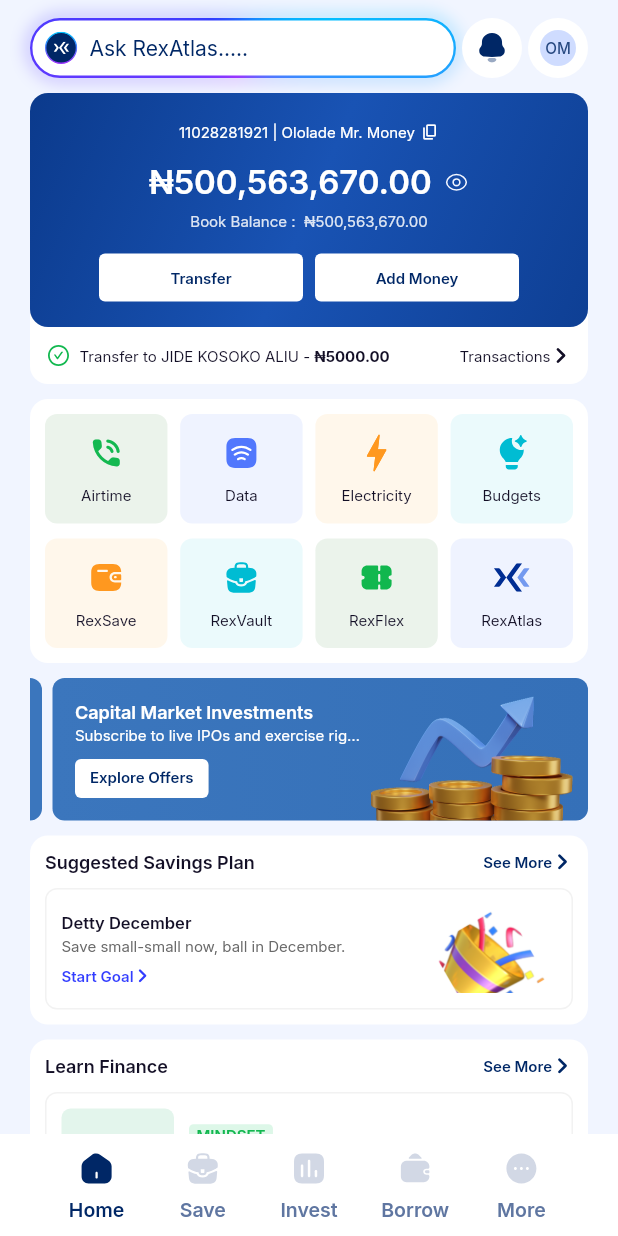
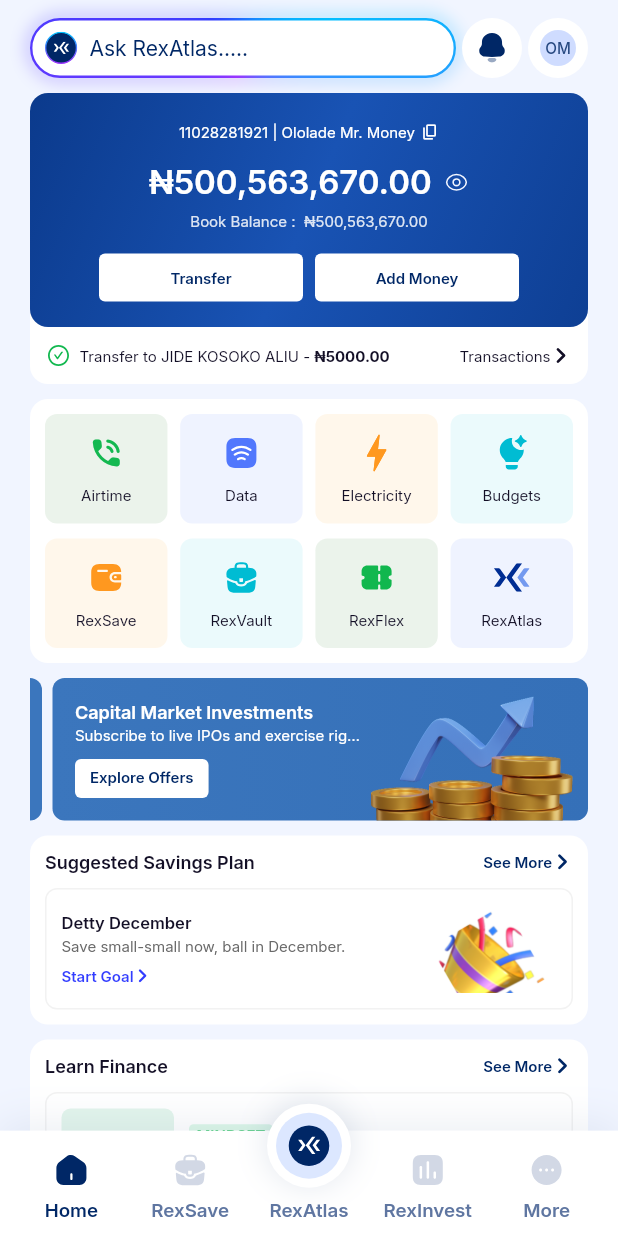
Before and after one commit to Kent-Sammy/rexverse, a Flutter app: the screen it shows after launch, on a phone screen of 412 x 824 dp. Run offline on Flutter 3.47's test engine with Material 3 defaults, Android fonts, the phone set to English and light mode, and no system bars; our stand-ins replace audioplayers, file_picker, flutter_svg, pdf, printing, share_plus and 1 more; accounts and stored records are empty; project files that could hold a hidden picture were left out.

Commit message:
Home: new bottom navigation with raised RexAtlas button
Home, RexSave, RexAtlas (centre, opens Atlas), RexInvest, More. Bar height
follows the system text size.

Co-Authored-By: Claude Opus 5.5 <noreply@anthropic.com>
Claude-Session: https://claude.ai/code/session_01EjWxE6W9E8HwFDXk54C2wv

```diff
--- a/rex_atlas/lib/features/host/presentation/rex_home_screen.dart
+++ b/rex_atlas/lib/features/host/presentation/rex_home_screen.dart
@@ -1,4 +1,5 @@
 import 'package:flutter/material.dart';
+import 'package:flutter_svg/flutter_svg.dart';
 
 import '../../../app/demo_device_frame.dart';
 import '../../../core/design_system/design_system.dart';
@@ -73,8 +74,16 @@ class _RexHomeScreenState extends State<RexHomeScreen> {
                 ),
               ),
               Expanded(
+                child: Stack(
+                  children: [
+                    Positioned.fill(
                       child: ListView(
-                  padding: const EdgeInsets.fromLTRB(20, 10, 20, 20),
+                        padding: EdgeInsets.fromLTRB(
+                          20,
+                          10,
+                          20,
+                          _BottomNav.heightOf(context) + 12,
+                        ),
                         children: [
                           _BalanceCard(onAction: _notInPrototype),
                           const SizedBox(height: 10),
@@ -108,9 +117,17 @@ class _RexHomeScreenState extends State<RexHomeScreen> {
                         ],
                       ),
                     ),
-              _BottomNav(
-                onTap: (label) =>
-                    label == 'Borrow' ? _openRexFlex() : _notInPrototype(label),
+                    Positioned(
+                      left: 0,
+                      right: 0,
+                      bottom: 0,
+                      child: _BottomNav(
+                        onAtlas: _openAtlas,
+                        onTap: _notInPrototype,
+                      ),
+                    ),
+                  ],
+                ),
               ),
             ],
           ),
@@ -796,60 +813,170 @@ class _LearnItem extends StatelessWidget {
 }
 
 class _BottomNav extends StatelessWidget {
-  const _BottomNav({required this.onTap});
+  const _BottomNav({required this.onAtlas, required this.onTap});
+  final VoidCallback onAtlas;
   final ValueChanged<String> onTap;
+
+  /// How far the RexAtlas button rises above the bar.
+  static const _rise = 18.0;
+  static const _ring = 56.0;
+
+  /// Icon, gap and label; grows with the system text size.
+  static double _barContent(BuildContext context) =>
+      24 + 7 + MediaQuery.textScalerOf(context).scale(12.5) * 1.3 + 2;
+
+  static double _bottomPad(BuildContext context) {
+    final bottom = MediaQuery.paddingOf(context).bottom;
+    // Thin home indicators (≤ 34) keep the Figma spacing; taller system
+    // bars (Android three-button nav) push the labels above them.
+    return bottom > 34
+        ? bottom + 6
+        : bottom > 0
+        ? bottom - 24
+        : 10;
+  }
+
+  /// Total height including the raised button, for padding the content.
+  static double heightOf(BuildContext context) =>
+      _rise + 11 + _barContent(context) + _bottomPad(context);
 
   @override
   Widget build(BuildContext context) {
-    final bottom = MediaQuery.paddingOf(context).bottom;
     // Icons are the Figma exports (active navy, inactive #D2D8E5); labels use
     // the darker navInactive so the text meets WCAG contrast.
-    Widget item(RexSvg icon, String label, {bool active = false}) {
-      final color = active ? RexColors.navy : RexColors.navInactive;
-      return Expanded(
+    Widget label(String text, {bool active = false}) => FittedBox(
+      fit: BoxFit.scaleDown,
+      child: Text(
+        text,
+        maxLines: 1,
+        style: RexTypography.host(
+          12.5,
+          weight: FontWeight.w600,
+          color: active ? RexColors.navy : RexColors.navInactive,
+        ),
+      ),
+    );
+
+    Widget item(RexSvg icon, String text, {bool active = false}) => Expanded(
       child: Pressable(
-          semanticLabel: label,
-          onTap: active ? () {} : () => onTap(label),
+        key: Key('nav-${text.toLowerCase()}'),
+        semanticLabel: text,
+        onTap: active ? () {} : () => onTap(text),
         child: Column(
           mainAxisSize: MainAxisSize.min,
           children: [
             RexSvgIcon(icon, size: 24),
             const SizedBox(height: 7),
-              Text(
-                label,
-                style: RexTypography.host(
-                  13,
-                  weight: FontWeight.w600,
-                  color: color,
+            label(text, active: active),
+          ],
         ),
+      ),
+    );
+
+    final atlas = Expanded(
+      child: Pressable(
+        key: const Key('nav-rexatlas'),
+        semanticLabel: 'Open RexAtlas',
+        onTap: onAtlas,
+        child: Column(
+          mainAxisSize: MainAxisSize.min,
+          children: [
+            // Space the raised button occupies inside the bar.
+            const SizedBox(height: _ring - _rise - 11 + 4),
+            label('RexAtlas'),
+          ],
+        ),
+      ),
+    );
+
+    return SizedBox(
+      height: heightOf(context),
+      child: Stack(
+        clipBehavior: Clip.none,
+        alignment: Alignment.topCenter,
+        children: [
+          // White bar with a soft shadow cast upwards.
+          Positioned.fill(
+            top: _rise,
+            child: Container(
+              decoration: const BoxDecoration(
+                color: Colors.white,
+                boxShadow: [
+                  BoxShadow(
+                    color: Color(0x14002766),
+                    blurRadius: 24,
+                    offset: Offset(0, -4),
                   ),
                 ],
               ),
             ),
-      );
-    }
-
-    return Container(
-      color: Colors.white,
-      padding: EdgeInsets.fromLTRB(
-        29,
-        11,
-        29,
-        // Thin home indicators (≤ 34) keep the Figma spacing; taller system
-        // bars (Android three-button nav) push the labels above them.
-        bottom > 34
-            ? bottom + 6
-            : bottom > 0
-            ? bottom - 24
-            : 10,
           ),
+          Positioned.fill(
+            top: _rise,
+            child: Padding(
+              padding: EdgeInsets.fromLTRB(8, 11, 8, _bottomPad(context)),
               child: Row(
+                crossAxisAlignment: CrossAxisAlignment.end,
                 children: [
                   item(RexSvg.navHome, 'Home', active: true),
-          item(RexSvg.navSave, 'Save'),
-          item(RexSvg.navInvest, 'Invest'),
-          item(RexSvg.navBorrow, 'Borrow'),
+                  item(RexSvg.navSave, 'RexSave'),
+                  atlas,
+                  item(RexSvg.navInvest, 'RexInvest'),
                   item(RexSvg.navMore, 'More'),
+                ],
+              ),
+            ),
+          ),
+          // Raised RexAtlas button: white ring, light-blue halo, navy mark.
+          Positioned(
+            top: 0,
+            child: ExcludeSemantics(
+              child: Pressable(
+                semanticLabel: 'Open RexAtlas',
+                onTap: onAtlas,
+                child: Container(
+                  width: _ring,
+                  height: _ring,
+                  alignment: Alignment.center,
+                  decoration: const BoxDecoration(
+                    color: Colors.white,
+                    shape: BoxShape.circle,
+                    boxShadow: [
+                      BoxShadow(
+                        color: Color(0x1F002766),
+                        blurRadius: 18,
+                        offset: Offset(0, -2),
+                      ),
+                    ],
+                  ),
+                  child: Container(
+                    width: 44,
+                    height: 44,
+                    alignment: Alignment.center,
+                    decoration: const BoxDecoration(
+                      color: Color(0xFFDCE7FF),
+                      shape: BoxShape.circle,
+                    ),
+                    child: // Plain navy disc: the export's gradient outline is clipped off.
+                    ClipOval(
+                      child: SizedBox(
+                        width: 27,
+                        height: 27,
+                        child: OverflowBox(
+                          maxWidth: 31,
+                          maxHeight: 31,
+                          child: SvgPicture.asset(
+                            AtlasAssets.badgeDark,
+                            width: 31,
+                          ),
+                        ),
+                      ),
+                    ),
+                  ),
+                ),
+              ),
+            ),
+          ),
         ],
       ),
     );
```
Also changed, not shown: 3 other files. Lines whose indentation alone changed are shown as unchanged.
